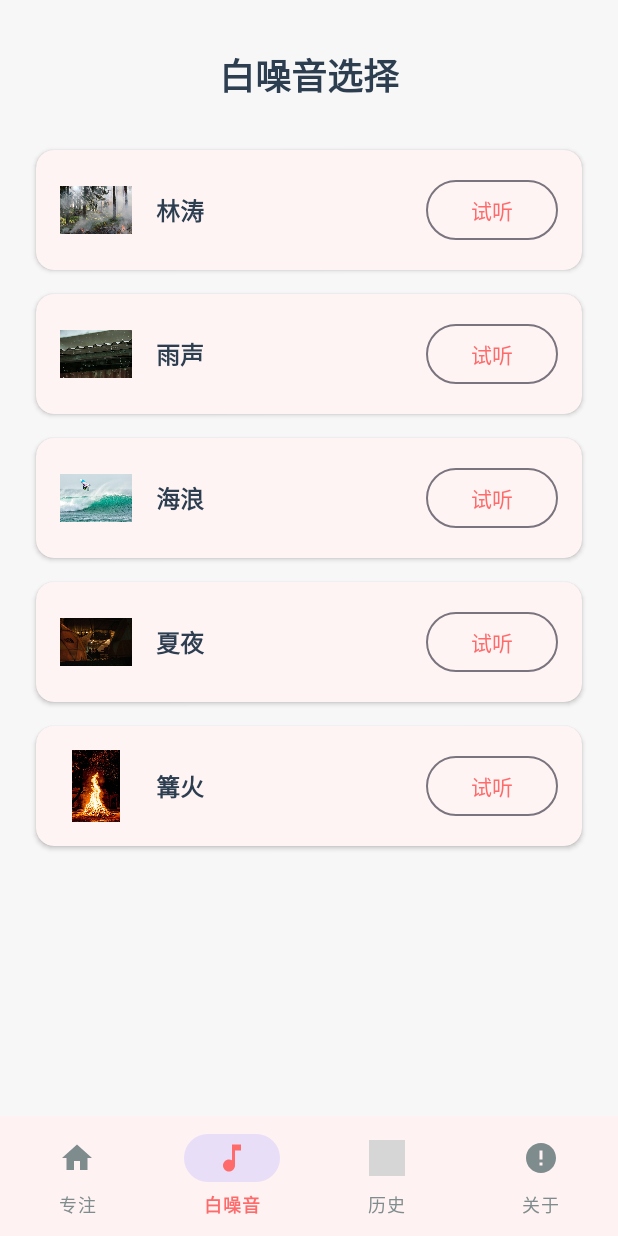
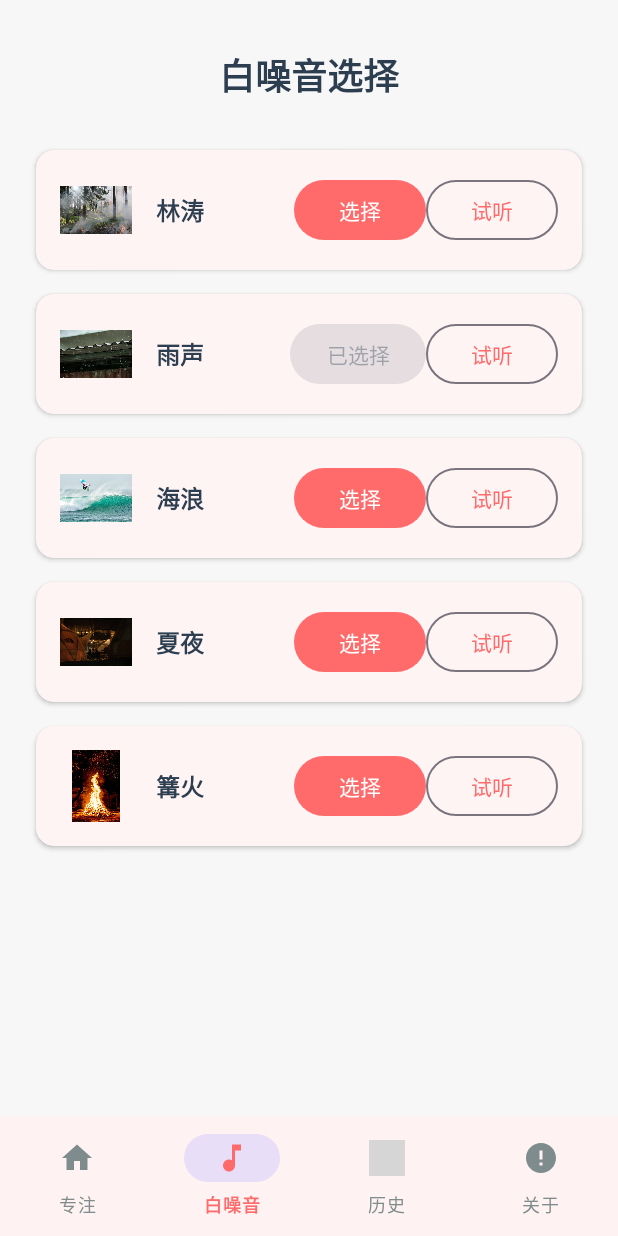
Before and after one commit to ShengYouBaFang/Tomato-FocusFlow, an Android app: the SoundSelectionFragment screen opened through its navigation route, on a phone screen of 412 x 824 dp. Run offline under Robolectric (Android 15) with nearby library versions, the phone set to English and light mode, and no system bars; our stand-ins replace navigation-ui; grey boxes are pictures that could not be loaded.

Commit message:
白噪音设置按钮添加，同步逻辑更新

```diff
--- a/app/src/main/java/com/wangninghao/a202305100111/endtest01_tomato_focusflow/ui/sound/WhiteNoiseAdapter.kt
+++ b/app/src/main/java/com/wangninghao/a202305100111/endtest01_tomato_focusflow/ui/sound/WhiteNoiseAdapter.kt
@@ -46,10 +46,15 @@ class WhiteNoiseAdapter(
                 ivNoiseIcon.setImageResource(whiteNoise.iconRes)
 
                 // 设置选中状态
-                root.isSelected = whiteNoise.id == selectedId
+                val isSelected = whiteNoise.id == selectedId
+                root.isSelected = isSelected
 
-                // 点击选择
-                root.setOnClickListener {
+                // 根据选中状态更新选择按钮文本
+                btnSelect.text = if (isSelected) "已选择" else "选择"
+                btnSelect.isEnabled = !isSelected
+
+                // 点击选择按钮
+                btnSelect.setOnClickListener {
                     onItemClick(whiteNoise)
                 }
 
--- a/app/src/main/res/layout/item_white_noise.xml
+++ b/app/src/main/res/layout/item_white_noise.xml
@@ -37,10 +37,22 @@
             android:textStyle="bold"
             android:textColor="?android:attr/textColorPrimary"
             app:layout_constraintStart_toEndOf="@id/iv_noise_icon"
-            app:layout_constraintEnd_toStartOf="@id/btn_preview"
+            app:layout_constraintEnd_toStartOf="@id/btn_select"
             app:layout_constraintTop_toTopOf="parent"
             app:layout_constraintBottom_toBottomOf="parent"
             tools:text="雨声" />
+
+        <!-- 选择按钮 -->
+        <com.google.android.material.button.MaterialButton
+            android:id="@+id/btn_select"
+            style="@style/Widget.Material3.Button"
+            android:layout_width="wrap_content"
+            android:layout_height="wrap_content"
+            android:text="@string/select"
+            android:textSize="14sp"
+            app:layout_constraintEnd_toStartOf="@id/btn_preview"
+            app:layout_constraintTop_toTopOf="parent"
+            app:layout_constraintBottom_toBottomOf="parent" />
 
         <!-- 试听按钮 -->
         <com.google.android.material.button.MaterialButton
@@ -48,6 +60,7 @@
             style="@style/Widget.Material3.Button.OutlinedButton"
             android:layout_width="wrap_content"
             android:layout_height="wrap_content"
+            android:layout_marginStart="8dp"
             android:text="@string/preview"
             android:textSize="14sp"
             app:layout_constraintEnd_toEndOf="parent"
--- a/app/src/main/res/values/strings.xml
+++ b/app/src/main/res/values/strings.xml
@@ -21,6 +21,7 @@
     <string name="delete">删除</string>
     <string name="save">保存</string>
     <string name="preview">试听</string>
+    <string name="select">选择</string>
 
     <!-- White Noise -->
     <string name="white_noise_icon">白噪音图标</string>
```
